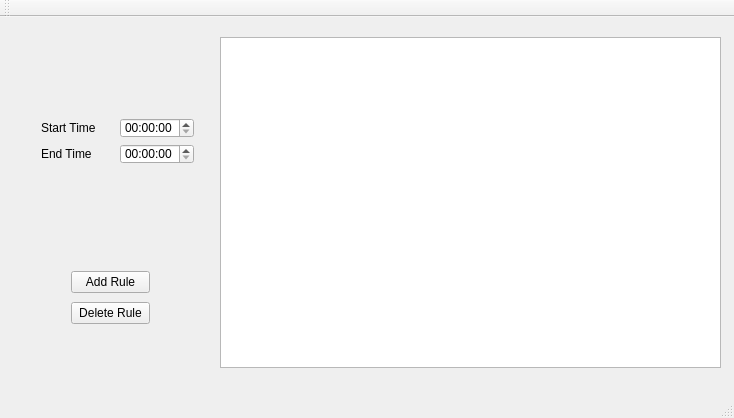
RazorK/packet-filtering-firewall, file firewall/mainwindow.ui: the form before one commit.
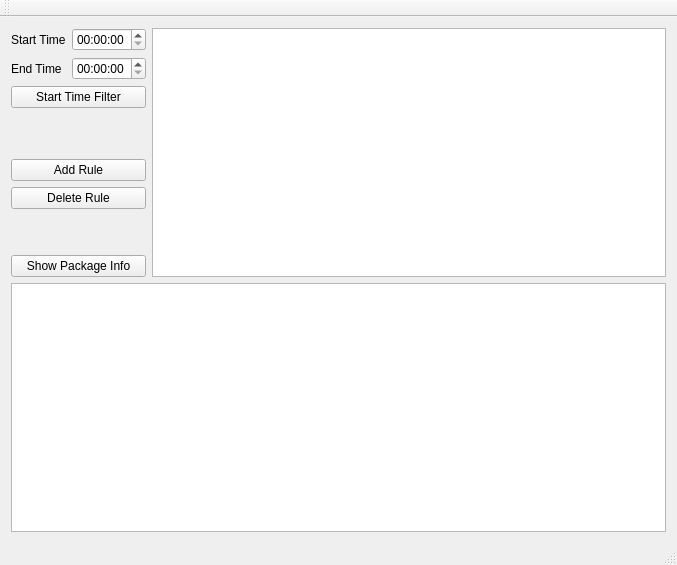
The form after the commit.

```diff
--- a/firewall/mainwindow.ui
+++ b/firewall/mainwindow.ui
@@ -6,59 +6,23 @@
    <rect>
     <x>0</x>
     <y>0</y>
-    <width>734</width>
-    <height>418</height>
+    <width>677</width>
+    <height>565</height>
    </rect>
   </property>
   <property name="windowTitle">
    <string>FireWall</string>
   </property>
   <widget class="QWidget" name="centralWidget">
-   <widget class="QTableView" name="tableView">
-    <property name="geometry">
-     <rect>
-      <x>220</x>
-      <y>20</y>
-      <width>501</width>
-      <height>331</height>
-     </rect>
+   <layout class="QVBoxLayout" name="verticalLayout_4">
+    <property name="sizeConstraint">
+     <enum>QLayout::SetMinAndMaxSize</enum>
     </property>
-   </widget>
-   <widget class="QWidget" name="">
-    <property name="geometry">
-     <rect>
-      <x>60</x>
-      <y>240</y>
-      <width>101</width>
-      <height>81</height>
-     </rect>
-    </property>
-    <layout class="QVBoxLayout" name="verticalLayout">
      <item>
-      <widget class="QPushButton" name="addButton">
-       <property name="text">
-        <string>Add Rule</string>
-       </property>
-      </widget>
-     </item>
+     <layout class="QHBoxLayout" name="horizontalLayout_3">
      <item>
-      <widget class="QPushButton" name="deleteButton">
-       <property name="text">
-        <string>Delete Rule</string>
-       </property>
-      </widget>
-     </item>
-    </layout>
-   </widget>
-   <widget class="QWidget" name="">
-    <property name="geometry">
-     <rect>
-      <x>30</x>
-      <y>90</y>
-      <width>175</width>
-      <height>68</height>
-     </rect>
-    </property>
+       <layout class="QVBoxLayout" name="verticalLayout_3">
+        <item>
     <layout class="QVBoxLayout" name="verticalLayout_2">
      <item>
       <layout class="QHBoxLayout" name="horizontalLayout_2">
@@ -88,8 +52,83 @@
        </item>
       </layout>
      </item>
-    </layout>
-   </widget>
+          <item>
+           <widget class="QPushButton" name="pushButton">
+            <property name="text">
+             <string>Start Time Filter</string>
+            </property>
+            <property name="checkable">
+             <bool>true</bool>
+            </property>
+           </widget>
+          </item>
+         </layout>
+        </item>
+        <item>
+         <spacer name="verticalSpacer">
+          <property name="orientation">
+           <enum>Qt::Vertical</enum>
+          </property>
+          <property name="sizeHint" stdset="0">
+           <size>
+            <width>20</width>
+            <height>40</height>
+           </size>
+          </property>
+         </spacer>
+        </item>
+        <item>
+         <layout class="QVBoxLayout" name="verticalLayout">
+          <item>
+           <widget class="QPushButton" name="addButton">
+            <property name="text">
+             <string>Add Rule</string>
+            </property>
+           </widget>
+          </item>
+          <item>
+           <widget class="QPushButton" name="deleteButton">
+            <property name="text">
+             <string>Delete Rule</string>
+            </property>
+           </widget>
+          </item>
+          <item>
+           <spacer name="verticalSpacer_2">
+            <property name="orientation">
+             <enum>Qt::Vertical</enum>
+            </property>
+            <property name="sizeHint" stdset="0">
+             <size>
+              <width>20</width>
+              <height>40</height>
+             </size>
+            </property>
+           </spacer>
+          </item>
+          <item>
+           <widget class="QPushButton" name="infoButton">
+            <property name="text">
+             <string>Show Package Info</string>
+            </property>
+            <property name="checkable">
+             <bool>true</bool>
+            </property>
+           </widget>
+          </item>
+         </layout>
+        </item>
+       </layout>
+      </item>
+      <item>
+       <widget class="QTableView" name="tableView"/>
+      </item>
+     </layout>
+    </item>
+    <item>
+     <widget class="QTextEdit" name="textEdit"/>
+    </item>
+   </layout>
   </widget>
   <widget class="QMenuBar" name="menuBar">
    <property name="geometry">
```
Left out of the diff: 2 changed lines with no effect on the pictures. Lines whose indentation alone changed are shown as unchanged.
